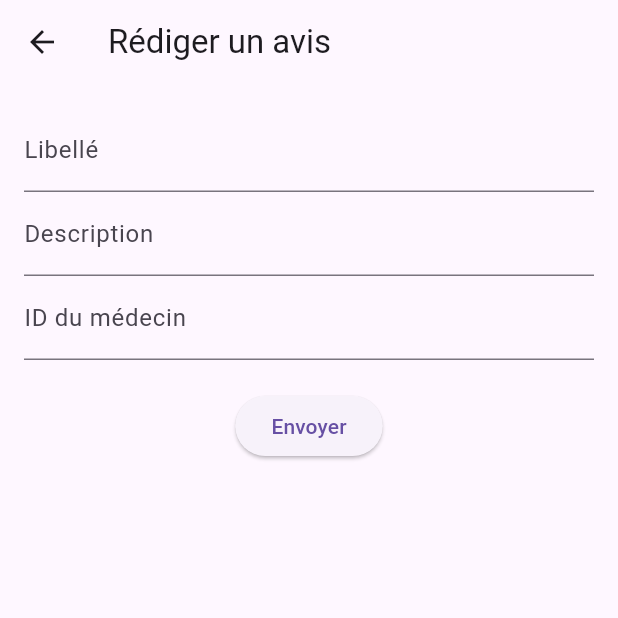
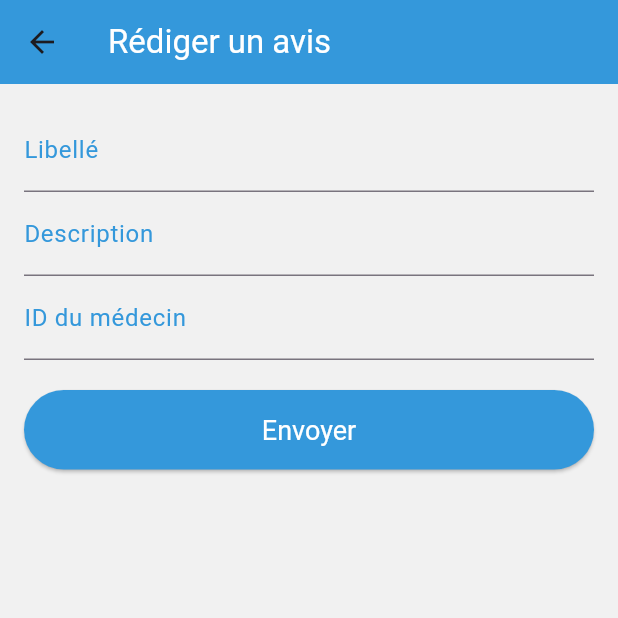
Before and after one commit to Yoni-Alexandre/studi_ecf_soignemoi_appli_mobile, a Flutter app: the Dashboard screen opened by its route, after a tap on "Rédiger un avis", on a phone screen of 412 x 824 dp, the top half of it. Run offline on Flutter 3.47's test engine with Material 3 defaults, Android fonts, the phone set to English and light mode, and no system bars; network calls fail.

Commit message:
Modification du desgin

```diff
--- a/lib/pages/dashboard.dart
+++ b/lib/pages/dashboard.dart
@@ -9,10 +9,11 @@ class Dashboard extends StatelessWidget {
   Widget build(BuildContext context) {
     return Scaffold(
       appBar: AppBar(
-        title: Text('Tableau de bord'),
+        title: const Text('Tableau de bord', style: TextStyle(color: Colors.white)),
+        backgroundColor: const Color(0xFF3498DB),
         actions: [
           IconButton(
-            icon: Icon(Icons.logout),
+            icon: const Icon(Icons.logout, color: Colors.white),
             onPressed: () {
               context.read<AuthController>().logout();
               Navigator.pushReplacementNamed(context, '/');
@@ -20,27 +21,45 @@ class Dashboard extends StatelessWidget {
           ),
         ],
       ),
-      body: Padding(
-        padding: EdgeInsets.all(16.0),
+      body: Container(
+        color: const Color(0xFFF1F1F1),
+        padding: const EdgeInsets.all(16.0),
         child: Column(
           children: [
-            ElevatedButton(
+            SizedBox(
+              width: double.infinity,
+              child: ElevatedButton(
+                style: ElevatedButton.styleFrom(
+                  foregroundColor: Colors.white, backgroundColor: const Color(0xFF3498DB),
+                  padding: const EdgeInsets.symmetric(vertical: 16.0),
+                  textStyle: const TextStyle(fontSize: 18),
+                ),
                 onPressed: () {
                   Navigator.push(
                     context,
                     MaterialPageRoute(builder: (context) => RedigerAvis()),
                   );
                 },
-              child: Text('Rédiger un avis'),
+                child: const Text('Rédiger un avis'),
               ),
-            ElevatedButton(
+            ),
+            const SizedBox(height: 16.0),
+            SizedBox(
+              width: double.infinity,
+              child: ElevatedButton(
+                style: ElevatedButton.styleFrom(
+                  foregroundColor: Colors.white, backgroundColor: const Color(0xFF3498DB),
+                  padding: const EdgeInsets.symmetric(vertical: 16.0),
+                  textStyle: const TextStyle(fontSize: 18),
+                ),
                 onPressed: () {
                   Navigator.push(
                     context,
                     MaterialPageRoute(builder: (context) => ConsulterAvis()),
                   );
                 },
-              child: Text('Consulter les avis'),
+                child: const Text('Consulter les avis'),
+              ),
             ),
           ],
         ),
--- a/lib/pages/rediger_avis.dart
+++ b/lib/pages/rediger_avis.dart
@@ -11,26 +11,53 @@ class RedigerAvis extends StatelessWidget {
   Widget build(BuildContext context) {
     return Scaffold(
       appBar: AppBar(
-        title: Text('Rédiger un avis'),
+        title: const Text('Rédiger un avis', style: TextStyle(color: Colors.white)),
+        backgroundColor: const Color(0xFF3498DB),
       ),
-      body: Padding(
-        padding: EdgeInsets.all(16.0),
+      body: Container(
+        color: const Color(0xFFF1F1F1),
+        padding: const EdgeInsets.all(16.0),
         child: Column(
           children: [
             TextField(
               controller: libelleController,
-              decoration: InputDecoration(labelText: 'Libellé'),
+              decoration: const InputDecoration(
+                labelText: 'Libellé',
+                labelStyle: TextStyle(color: Color(0xFF3498DB)),
+                focusedBorder: UnderlineInputBorder(
+                  borderSide: BorderSide(color: Color(0xFF3498DB)),
+                ),
+              ),
             ),
             TextField(
               controller: descriptionController,
-              decoration: InputDecoration(labelText: 'Description'),
+              decoration: const InputDecoration(
+                labelText: 'Description',
+                labelStyle: TextStyle(color: Color(0xFF3498DB)),
+                focusedBorder: UnderlineInputBorder(
+                  borderSide: BorderSide(color: Color(0xFF3498DB)),
+                ),
+              ),
             ),
             TextField(
               controller: medecinController,
-              decoration: InputDecoration(labelText: 'ID du médecin'),
+              decoration: const InputDecoration(
+                labelText: 'ID du médecin',
+                labelStyle: TextStyle(color: Color(0xFF3498DB)),
+                focusedBorder: UnderlineInputBorder(
+                  borderSide: BorderSide(color: Color(0xFF3498DB)),
                 ),
-            SizedBox(height: 20),
-            ElevatedButton(
+              ),
+            ),
+            const SizedBox(height: 20),
+            SizedBox(
+              width: double.infinity,
+              child: ElevatedButton(
+                style: ElevatedButton.styleFrom(
+                  foregroundColor: Colors.white, backgroundColor: const Color(0xFF3498DB),
+                  padding: const EdgeInsets.symmetric(vertical: 16.0),
+                  textStyle: const TextStyle(fontSize: 18),
+                ),
                 onPressed: () async {
                   final libelle = libelleController.text;
                   final description = descriptionController.text;
@@ -47,16 +74,17 @@ class RedigerAvis extends StatelessWidget {
 
                   if (success) {
                     ScaffoldMessenger.of(context).showSnackBar(
-                    SnackBar(content: Text('Avis envoyé avec succès')),
+                      const SnackBar(content: Text('Avis envoyé avec succès')),
                     );
                     Navigator.pop(context);
                   } else {
                     ScaffoldMessenger.of(context).showSnackBar(
-                    SnackBar(content: Text('Échec de l\'envoi de l\'avis')),
+                      const SnackBar(content: Text('Échec de l\'envoi de l\'avis')),
                     );
                   }
                 },
-              child: Text('Envoyer'),
+                child: const Text('Envoyer'),
+              ),
             ),
           ],
         ),
--- a/lib/services/api_service.dart
+++ b/lib/services/api_service.dart
@@ -6,7 +6,7 @@ import 'package:studi_ecf_soignemoi_appli_mobile/models/avis.dart';
 
 
 class ApiService {
-  static const String baseUrl = 'https://127.0.0.1:8000';
+  static const String baseUrl = 'https://soignemoi.neoliaweb.fr';
   static String token = '';
 
 static Future<bool> login(String email, String password) async {
```
Also changed, not shown: lib/pages/consulter_avis.dart (+21 -9 lines), lib/pages/homepage.dart (+32 -9 lines). Lines whose indentation alone changed are shown as unchanged.
